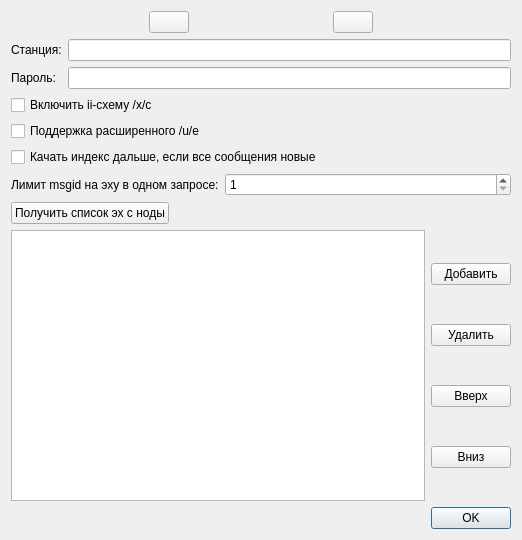
This is qtgui-files/stations.ui in idec-net/cutiefeed as Qt 5 draws it before an edit. The edited form follows.
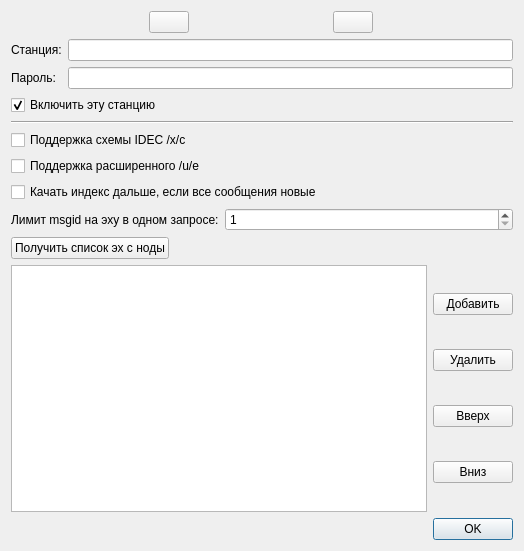
This is the edited form. Icons and pictures are not drawn.

Commit message: Опять поправки в UI и фича отключения фетча нужной станции

```diff
--- a/qtgui-files/stations.ui
+++ b/qtgui-files/stations.ui
@@ -9,8 +9,8 @@
    <rect>
     <x>0</x>
     <y>0</y>
-    <width>522</width>
-    <height>540</height>
+    <width>524</width>
+    <height>551</height>
    </rect>
   </property>
   <property name="windowTitle">
@@ -104,6 +104,23 @@
         </item>
        </layout>
       </item>
+      <item>
+       <widget class="QCheckBox" name="checkBox_4">
+        <property name="text">
+         <string>Включить эту станцию</string>
+        </property>
+        <property name="checked">
+         <bool>true</bool>
+        </property>
+       </widget>
+      </item>
+      <item>
+       <widget class="Line" name="line">
+        <property name="orientation">
+         <enum>Qt::Horizontal</enum>
+        </property>
+       </widget>
+      </item>
       <item>
        <widget class="QCheckBox" name="checkBox">
         <property name="toolTip">
@@ -113,7 +130,7 @@
          <enum>Qt::LeftToRight</enum>
         </property>
         <property name="text">
-         <string>Включить ii-схему /x/c</string>
+         <string>Поддержка схемы IDEC /x/c</string>
         </property>
        </widget>
       </item>
```
The commit also changes 5 other files.
